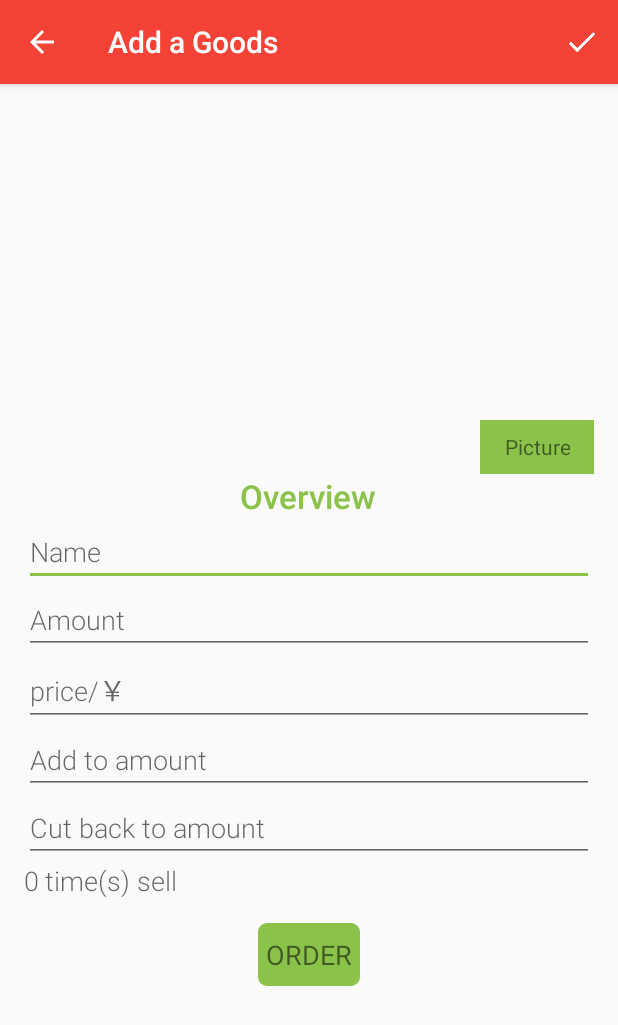
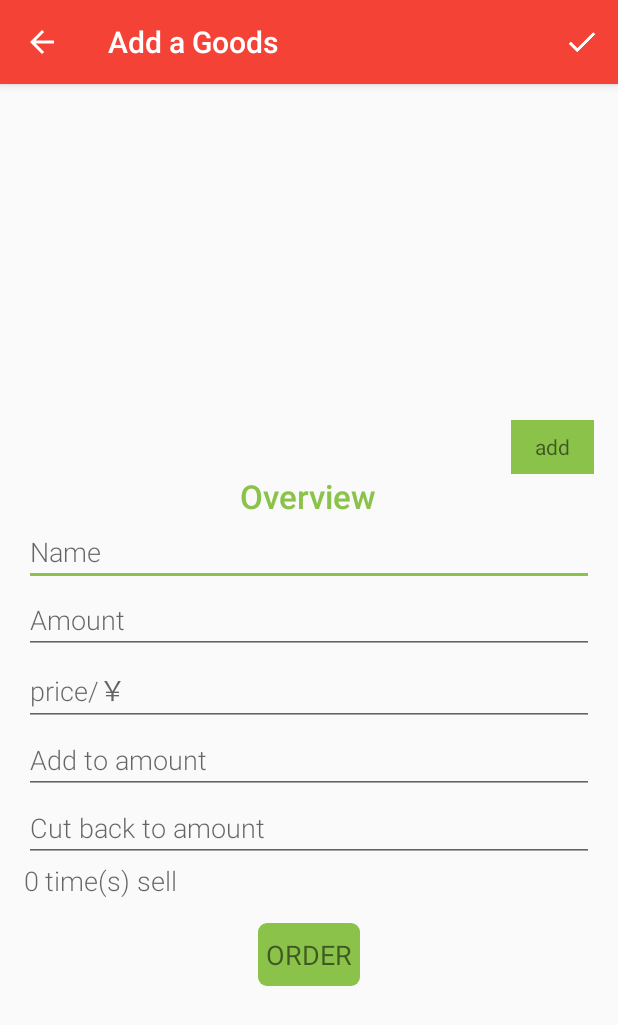
Before and after one commit to Tanner-Wang/GoodsList, an Android app: the EditorActivity screen opened directly, with no data from a screen before it, on a phone screen of 412 x 824 dp. Shown: the top 1025 px of the screen. Run offline under Robolectric (Android 15) with nearby library versions, the phone set to English and light mode, and no system bars.

Commit message:
update ui.

```diff
--- a/app/src/main/AndroidManifest.xml
+++ b/app/src/main/AndroidManifest.xml
@@ -24,7 +24,8 @@
             android:name=".EditorActivity"
             android:configChanges="keyboardHidden|orientation|screenSize"
             android:parentActivityName=".CatalogActivity"
-            android:theme="@style/EditorTheme">
+            android:theme="@style/EditorTheme"
+            android:windowSoftInputMode="stateHidden">
 
             <!-- Parent activity meta-data to support 4.0 and lower -->
             <meta-data
--- a/app/src/main/java/com/example/android/goodslist/EditorActivity.java
+++ b/app/src/main/java/com/example/android/goodslist/EditorActivity.java
@@ -38,7 +38,7 @@ import java.io.IOException;
 
 public class EditorActivity extends AppCompatActivity implements android.app.LoaderManager.LoaderCallbacks<Cursor> {
 
-    ViewHolder holder;
+    private ViewHolder holder;
     private int calculateFinishOrNot;
 
     /**
@@ -57,6 +57,7 @@ public class EditorActivity extends AppCompatActivity implements android.app.Loa
     private boolean mGoodsHasChanged = false;
 
     private final int REQUEST_CAMERA = 0, SELECT_FILE = 1;
+
     private String userChoosenTask;
 
     private View.OnTouchListener mTouchListener = new View.OnTouchListener() {
@@ -76,18 +77,6 @@ public class EditorActivity extends AppCompatActivity implements android.app.Loa
 
         Intent intent = getIntent();
         mCurrentGoodsUri = intent.getData();
-
-        if (mCurrentGoodsUri == null) {
-            setTitle(getString(R.string.editor_activity_title_new_goods));
-            // Invalidate the options menu, so the "Delete" menu option can be hidden.
-            // (It doesn't make sense to delete a goods that hasn't been created yet.)
-            invalidateOptionsMenu();
-        } else {
-            setTitle(getString(R.string.editor_activity_title_edit_goods));
-            // Initialize a loader to read the goods data from the database
-            // and display the current values in the editor
-            getLoaderManager().initLoader(EXISTING_GOODS_LOADER, null, this);
-        }
 
         // Find all relevant views that we will need to read user input from
         holder.mNameEditText = (EditText) findViewById(R.id.edit_goods_name);
@@ -143,6 +132,20 @@ public class EditorActivity extends AppCompatActivity implements android.app.Loa
             }
         });
 
+        if (mCurrentGoodsUri == null) {
+            setTitle(getString(R.string.editor_activity_title_new_goods));
+            // Invalidate the options menu, so the "Delete" menu option can be hidden.
+            // (It doesn't make sense to delete a goods that hasn't been created yet.)
+            invalidateOptionsMenu();
+            holder.btnSelect.setText(R.string.add_a_picture);
+        } else {
+            setTitle(getString(R.string.editor_activity_title_edit_goods));
+            // Initialize a loader to read the goods data from the database
+            // and display the current values in the editor
+            holder.btnSelect.setText(R.string.change_picture);
+            getLoaderManager().initLoader(EXISTING_GOODS_LOADER, null, this);
+        }
+
 //         Setup OnTouchListeners on all the input fields, so we can determine if the user
 //         has touched or modified them. This will let us know if there are unsaved changes
 //         or not, if the user tries to leave the editor without saving.
@@ -153,7 +156,7 @@ public class EditorActivity extends AppCompatActivity implements android.app.Loa
         holder.mCutBackAmountEditText.setOnTouchListener(mTouchListener);
     }
 
-    private static class ViewHolder {
+    static class ViewHolder {
         EditText mNameEditText;
         EditText mAmountEditText;
         EditText mPriceEditText;
@@ -359,15 +362,6 @@ public class EditorActivity extends AppCompatActivity implements android.app.Loa
     }
 
     /**
-     * This method is called to Convert the image into bytecode.
-     */
-    public byte[] img(Bitmap bitmap) {
-        ByteArrayOutputStream baos = new ByteArrayOutputStream();
-        bitmap.compress(Bitmap.CompressFormat.JPEG, 90, baos);
-        return baos.toByteArray();
-    }
-
-    /**
      * This method is called after invalidateOptionsMenu(), so that the
      * menu can be updated (some menu items can be hidden or made visible).
      */
@@ -448,6 +442,15 @@ public class EditorActivity extends AppCompatActivity implements android.app.Loa
 
         // Show dialog that there are unsaved changes
         showUnsavedChangesDialog(discardButtonClickListener);
+    }
+
+    /**
+     * This method is called to Convert the image into bytecode.
+     */
+    public byte[] img(Bitmap bitmap) {
+        ByteArrayOutputStream baos = new ByteArrayOutputStream();
+        bitmap.compress(Bitmap.CompressFormat.JPEG, 90, baos);
+        return baos.toByteArray();
     }
 
     private void showUnsavedChangesDialog(
--- a/app/src/main/res/layout/activity_editor.xml
+++ b/app/src/main/res/layout/activity_editor.xml
@@ -35,8 +35,7 @@
                 android:paddingBottom="@dimen/standard_padding_and_margin"
                 android:paddingEnd="@dimen/add_picture_button_padding_leftAndRight"
                 android:paddingStart="@dimen/add_picture_button_padding_leftAndRight"
-                android:paddingTop="@dimen/standard_padding_and_margin"
-                android:text="@string/add_picture_button" />
+                android:paddingTop="@dimen/standard_padding_and_margin" />
 
         </LinearLayout>
 
--- a/app/src/main/res/values/strings.xml
+++ b/app/src/main/res/values/strings.xml
@@ -54,9 +54,6 @@
     <!-- Toast message in editor when current goods has failed to be deleted [CHAR LIMIT=NONE] -->
     <string name="editor_delete_goods_failed">Error with deleting goods</string>
 
-    <!-- Dialog message to ask the user to confirm deleting the current goods [CHAR LIMIT=NONE] -->
-    <string name="delete_dialog_msg1">Delete this goods?</string>
-
     <!-- Dialog message to ask the user to confirm deleting all goods [CHAR LIMIT=NONE] -->
     <string name="delete_dialog_msg2">Delete all goods?</string>
 
@@ -85,15 +82,6 @@
     <!-- Text hint for price field in the editor [CHAR LIMIT=30] -->
     <string name="hint_goods_price">price/￥</string>
 
-    <!-- Units for price of the goods (dollars) [CHAR LIMIT=5] -->
-    <string name="unit_goods_price" translatable="false">￥</string>
-
-    <!-- Text for sales volume field in the editor [CHAR LIMIT=30] -->
-    <string name="text_goods_sales_volume" translatable="false">time(s) sell</string>
-
-    <!-- Text for sales volume field in the editor [CHAR LIMIT=30] -->
-    <string name="show_goods_sales_volume" translatable="false">0</string>
-
     <string name="amount_string">amount:</string>
     <string name="price_string">price:</string>
     <string name="dollar_string" translatable="false">￥</string>
@@ -103,7 +91,6 @@
     <string name="times_sell_string" translatable="false">  time(s) sell</string>
     <string name="order_string">ORDER</string>
     <string name="add_new_goods_button">NEW</string>
-    <string name="add_picture_button">Picture</string>
     <string name="warning_name_not_null">Goods\' name cannot be null!</string>
     <string name="warning_amount_not_null">Goods\' amount cannot be null!</string>
     <string name="warning_price_not_null">Goods\' price cannot be null!</string>
@@ -113,4 +100,6 @@
     <string name="amount_toast">The amount is less than 0.</string>
     <string name="alert_title">Permission necessary</string>
     <string name="alert_message">External storage permission is necessary</string>
+    <string name="add_a_picture"> add </string>
+    <string name="change_picture">change</string>
 </resources>
--- a/build.gradle
+++ b/build.gradle
@@ -5,7 +5,7 @@ buildscript {
         jcenter()
     }
     dependencies {
-        classpath 'com.android.tools.build:gradle:2.3.1'
+        classpath 'com.android.tools.build:gradle:2.3.3'
 
         // NOTE: Do not place your application dependencies here; they belong
         // in the individual module build.gradle files
```
Also changed, not shown: app/src/main/res/values/styles.xml (+0 -20 lines), 1 other file.
